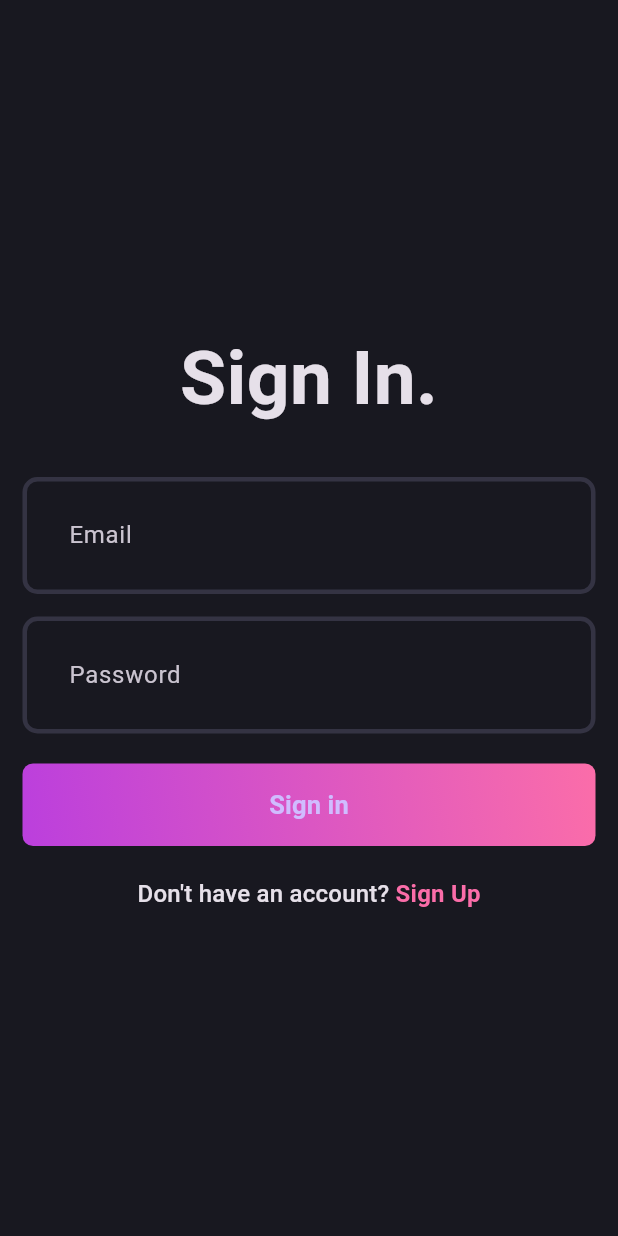
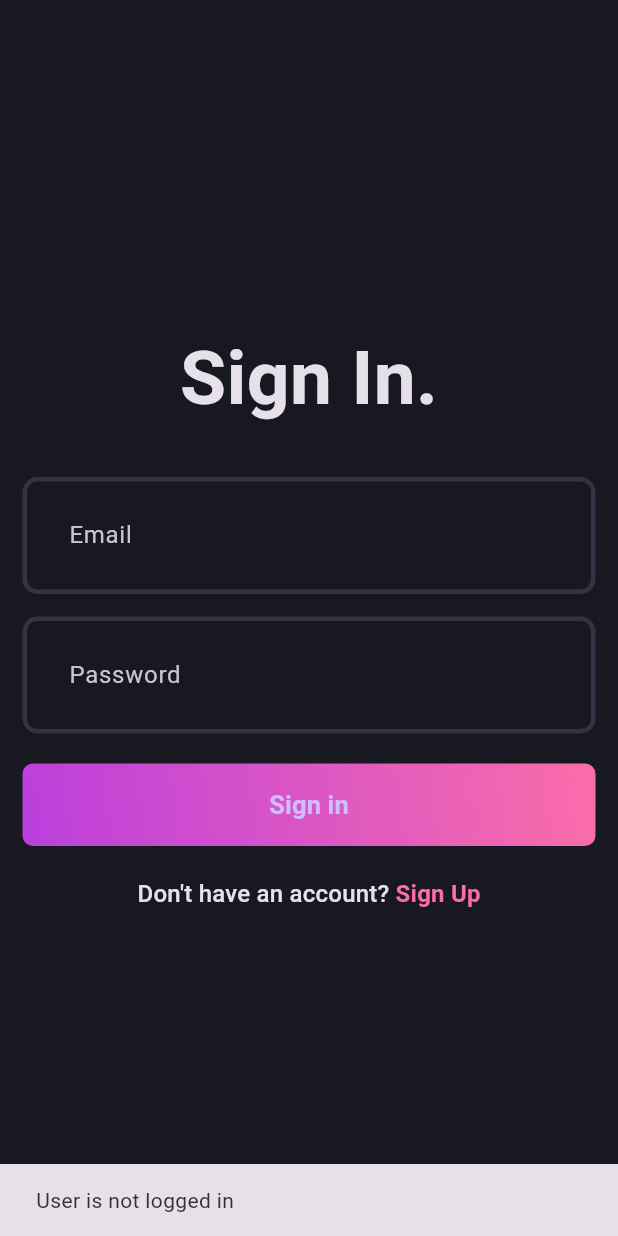
Before and after one commit to ishaquekannoth/blog, a Flutter app: the first screen one second after launch, on a phone screen of 412 x 824 dp. Run offline on Flutter 3.47's test engine with Material 3 defaults, Android fonts, the phone set to English and light mode, and no system bars; our stand-ins replace flutter_bloc, fpdart, get_it, supabase_flutter; accounts and stored records are empty.

Commit message:
added untill auth cubit

```diff
--- /dev/null
+++ b/lib/core/common/cubit/app_user_cubit.dart
@@ -0,0 +1,15 @@
+import 'package:blog/core/entities/user.dart';
+import 'package:flutter_bloc/flutter_bloc.dart';
+
+part 'app_user_state.dart';
+
+class AppUserCubit extends Cubit<AppUserState> {
+  AppUserCubit() : super(AppUserInitial());
+  void updateUser(User? user) {
+    if (user == null) {
+      emit(AppUserInitial());
+    } else {
+      emit(AppUserLoggedIn(user: user));
+    }
+  }
+}
--- /dev/null
+++ b/lib/core/common/cubit/app_user_state.dart
@@ -0,0 +1,11 @@
+part of 'app_user_cubit.dart';
+
+sealed class AppUserState {}
+
+final class AppUserInitial extends AppUserState {}
+
+final class AppUserLoggedIn extends AppUserState {
+  final User user;
+
+  AppUserLoggedIn({required this.user});
+}
--- a/lib/core/usecase/use_case.dart
+++ b/lib/core/usecase/use_case.dart
@@ -4,3 +4,4 @@ import 'package:fpdart/fpdart.dart';
 abstract interface class UseCase<T, R> {
   Future<Either<Failure, T>> call(R param);
 }
+class NoParam{}
--- a/lib/feature/auth/data/datasource/remote_data_source_repo.dart
+++ b/lib/feature/auth/data/datasource/remote_data_source_repo.dart
@@ -1,8 +1,11 @@
-import 'package:blog/feature/auth/domain/entities/user.dart';
+import 'package:blog/core/entities/user.dart';
+import 'package:supabase_flutter/supabase_flutter.dart' show Session;
 
 abstract interface class IAuthRemoteDataSource {
+  Session? get currentSession;
   Future<User> logInWithEmailAndPassword(
       {required String email, required String password});
   Future<User> signUpWithEmailAndPassword(
       {required String email, required String password, required String name});
+  Future<User?> getCurrentUserData();
 }
--- a/lib/feature/auth/data/repositories/auth_repo_impl.dart
+++ b/lib/feature/auth/data/repositories/auth_repo_impl.dart
@@ -1,7 +1,7 @@
 import 'package:blog/core/error/exceptions.dart';
 import 'package:blog/core/error/failures.dart';
 import 'package:blog/feature/auth/data/datasource/remote_data_source_repo.dart';
-import 'package:blog/feature/auth/domain/entities/user.dart';
+import 'package:blog/core/entities/user.dart';
 import 'package:blog/feature/auth/domain/repository/auth_repo.dart';
 import 'package:fpdart/fpdart.dart';
 
@@ -24,6 +24,17 @@ class AuthRepoImpl implements IAuthRepoSitory {
         await authRemoteDataSource.signUpWithEmailAndPassword(
             email: email, password: password, name: name));
   }
+
+  @override
+  Future<Either<Failure, User>> getUserData() async {
+    try {
+      final User? user = await authRemoteDataSource.getCurrentUserData();
+      if (user == null) return left(Failure('User is not logged in'));
+      return right(user);
+    } on ServerException catch (e) {
+      return left(Failure(e.message));
+    }
+  }
 }
 
 Future<Either<Failure, User>> _getUser(Future<User> Function() fn) async {
--- a/lib/feature/auth/domain/repository/auth_repo.dart
+++ b/lib/feature/auth/domain/repository/auth_repo.dart
@@ -1,5 +1,5 @@
 import 'package:blog/core/error/failures.dart';
-import 'package:blog/feature/auth/domain/entities/user.dart';
+import 'package:blog/core/entities/user.dart';
 import 'package:fpdart/fpdart.dart';
 
 abstract interface class IAuthRepoSitory {
@@ -7,4 +7,5 @@ abstract interface class IAuthRepoSitory {
       {required String email, required String password});
   Future<Either<Failure, User>> signUpWithEmailAndPassword(
       {required String email, required String password, required String name});
+  Future<Either<Failure,User>>  getUserData();
 }
--- /dev/null
+++ b/lib/feature/auth/domain/usecases/user_get_data_usecase.dart
@@ -0,0 +1,16 @@
+import 'package:blog/core/error/failures.dart';
+import 'package:blog/core/usecase/use_case.dart';
+import 'package:blog/core/entities/user.dart';
+import 'package:blog/feature/auth/domain/repository/auth_repo.dart';
+import 'package:fpdart/fpdart.dart';
+
+class UserGetDataUsecase implements UseCase<User, NoParam> {
+  IAuthRepoSitory authRepoSitory;
+  UserGetDataUsecase({
+    required this.authRepoSitory,
+  });
+  @override
+  Future<Either<Failure, User>> call(NoParam noParam) async {
+    return await authRepoSitory.getUserData();
+  }
+}
--- a/lib/feature/auth/domain/usecases/user_login_usecase.dart
+++ b/lib/feature/auth/domain/usecases/user_login_usecase.dart
@@ -1,6 +1,6 @@
 import 'package:blog/core/error/failures.dart';
 import 'package:blog/core/usecase/use_case.dart';
-import 'package:blog/feature/auth/domain/entities/user.dart';
+import 'package:blog/core/entities/user.dart';
 import 'package:blog/feature/auth/domain/repository/auth_repo.dart';
 import 'package:fpdart/fpdart.dart';
 
--- a/lib/feature/auth/domain/usecases/user_sign_up.dart
+++ b/lib/feature/auth/domain/usecases/user_sign_up.dart
@@ -1,6 +1,6 @@
 import 'package:blog/core/error/failures.dart';
 import 'package:blog/core/usecase/use_case.dart';
-import 'package:blog/feature/auth/domain/entities/user.dart';
+import 'package:blog/core/entities/user.dart';
 import 'package:blog/feature/auth/domain/repository/auth_repo.dart';
 import 'package:fpdart/fpdart.dart';
 
--- a/lib/feature/auth/presentation/bloc/auth_bloc.dart
+++ b/lib/feature/auth/presentation/bloc/auth_bloc.dart
@@ -1,7 +1,11 @@
-import 'package:blog/feature/auth/domain/entities/user.dart';
+import 'package:blog/core/common/cubit/app_user_cubit.dart';
+import 'package:blog/core/entities/user.dart';
+import 'package:blog/core/usecase/use_case.dart';
 import 'package:blog/feature/auth/domain/usecases/user_login_usecase.dart';
 import 'package:blog/feature/auth/domain/usecases/user_sign_up.dart';
 import 'package:flutter_bloc/flutter_bloc.dart';
+
+import '../../domain/usecases/user_get_data_usecase.dart';
 
 part 'auth_event.dart';
 part 'auth_state.dart';
@@ -9,26 +13,45 @@ part 'auth_state.dart';
 class AuthBloc extends Bloc<AuthEvent, AuthState> {
   final UserSignUpUseCase _userSignUpUseCase;
   final UserLoginUsecase _userLoginUseCase;
+  final UserGetDataUsecase _userGetDataUsecase;
+  final AppUserCubit _appUserCubit;
   AuthBloc(
       {required UserSignUpUseCase userSignUpUseCase,
-      required UserLoginUsecase userLoginUseCase})
+      required UserLoginUsecase userLoginUseCase,
+      required AppUserCubit appUserCubit,
+      required UserGetDataUsecase userGetDataUsecase})
       : _userSignUpUseCase = userSignUpUseCase,
         _userLoginUseCase = userLoginUseCase,
+        _userGetDataUsecase = userGetDataUsecase,
+        _appUserCubit = appUserCubit,
         super(AuthInitial()) {
+    on<AuthEvent>(
+      (_, emit) => emit(AuthLoading()),
+    );
     on<AuthSignup>(_onAuthSignUp);
     on<AuthLogin>(_onAuthLogin);
+    on<IsUserLoggedIn>(_onIsUserSignedIn);
   }
   void _onAuthSignUp(AuthSignup event, Emitter<AuthState> emit) async {
-    emit(AuthLoading());
     final result = await _userSignUpUseCase(event.params);
     result.fold((failure) => emit(AuthFailure(message: failure.message)),
-        (success) => emit(AuthSuccess(user: success)));
+        (success) => _emitAuthSuccess(success, emit));
   }
 
   void _onAuthLogin(AuthLogin event, Emitter<AuthState> emit) async {
-    emit(AuthLoading());
     final result = await _userLoginUseCase(event.params);
     result.fold((failure) => emit(AuthFailure(message: failure.message)),
-        (success) => emit(AuthSuccess(user: success)));
+        (success) => _emitAuthSuccess(success, emit));
+  }
+
+  void _onIsUserSignedIn(IsUserLoggedIn event, Emitter<AuthState> emit) async {
+    final result = await _userGetDataUsecase(NoParam());
+    result.fold((failure) => emit(AuthFailure(message: failure.message)),
+        (success) => _emitAuthSuccess(success, emit));
+  }
+
+  void _emitAuthSuccess(User user, Emitter<AuthState> emit) {
+    _appUserCubit.updateUser(user);
+    emit(AuthSuccess(user: user));
   }
 }
--- a/lib/feature/auth/presentation/bloc/auth_event.dart
+++ b/lib/feature/auth/presentation/bloc/auth_event.dart
@@ -11,3 +11,5 @@ final class AuthLogin extends AuthEvent {
   UserLoginParams params;
   AuthLogin({required this.params});
 }
+
+final class IsUserLoggedIn extends AuthEvent {}
--- a/lib/main.dart
+++ b/lib/main.dart
@@ -1,3 +1,4 @@
+import 'package:blog/core/common/cubit/app_user_cubit.dart';
 import 'package:blog/core/theme/theme.dart';
 import 'package:blog/feature/auth/presentation/bloc/auth_bloc.dart';
 import 'package:blog/feature/auth/presentation/pages/login.dart';
@@ -9,21 +10,48 @@ void main() async {
   WidgetsFlutterBinding.ensureInitialized();
   await initDependencies();
   runApp(MultiBlocProvider(
-    providers: [BlocProvider(create: (_) => serviceLocator<AuthBloc>())],
+    providers: [
+      BlocProvider(create: (_) => serviceLocator<AppUserCubit>()),
+      BlocProvider(create: (_) => serviceLocator<AuthBloc>())
+    ],
     child: const MyApp(),
   ));
 }
 
-class MyApp extends StatelessWidget {
+class MyApp extends StatefulWidget {
   const MyApp({super.key});
 
-  // This widget is the root of your application.
+  @override
+  State<MyApp> createState() => _MyAppState();
+}
+
+class _MyAppState extends State<MyApp> {
+  @override
+  void initState() {
+    super.initState();
+    context.read<AuthBloc>().add(IsUserLoggedIn());
+  }
+
   @override
   Widget build(BuildContext context) {
     return MaterialApp(
         debugShowCheckedModeBanner: false,
         title: 'Blog',
         theme: AppTheme.darkThemeMode,
-        home: const LoginPage());
+        home: BlocSelector<AppUserCubit, AppUserState, bool>(
+          selector: (state) {
+            return state is AppUserLoggedIn;
+          },
+          builder: (context, isLoggedIn) {
+            if (isLoggedIn) {
+              return const Scaffold(
+                body: Center(
+                  child: Text("Logged In"),
+                ),
+              );
+            }
+            return const LoginPage();
+          },
+        ));
   }
 }
```
Also changed, not shown: lib/feature/auth/data/datasource/remote_data_source_impl.dart (+25 -8 lines), lib/feature/auth/data/models/user_model.dart (+8 -1 lines), lib/init_dependencies.dart (+7 -0 lines), lib/core/entities/user.dart (renamed from lib/feature/auth/domain/entities/user.dart).
